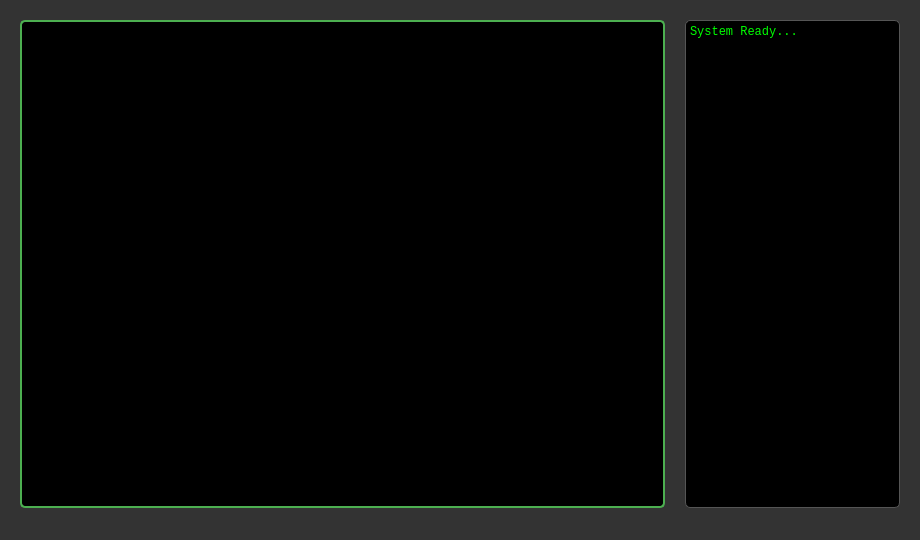
The window that ui/mainwindow.ui (threadnull/detect_person_backend) describes before a commit, drawn with Qt 5.
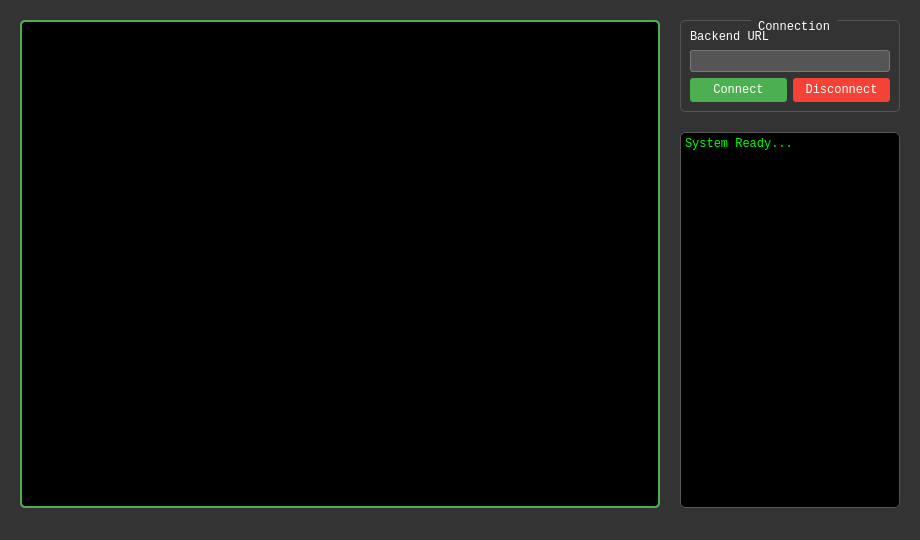
The same window after the commit.

```diff
--- a/ui/mainwindow.ui
+++ b/ui/mainwindow.ui
@@ -69,6 +69,106 @@
      </widget>
     </item>
     <item>
+     <layout class="QVBoxLayout" name="verticalLayout">
+      <item>
+       <widget class="QGroupBox" name="controlGroup">
+        <property name="styleSheet">
+         <string notr="true">
+          QGroupBox {
+              border: 1px solid #555;
+              border-radius: 5px;
+              margin-top: 1ex;
+              font-family: Consolas, Monospace;
+              color: white;
+          }
+          QGroupBox::title {
+              subcontrol-origin: margin;
+              subcontrol-position: top center;
+              padding: 0 3px;
+          }
+         </string>
+        </property>
+        <property name="title">
+         <string>Connection</string>
+        </property>
+        <layout class="QVBoxLayout" name="verticalLayout_2">
+         <item>
+          <widget class="QLabel" name="label">
+           <property name="styleSheet">
+            <string notr="true">
+             color: white;
+             font-family: Consolas, Monospace;
+            </string>
+           </property>
+           <property name="text">
+            <string>Backend URL</string>
+           </property>
+          </widget>
+         </item>
+         <item>
+          <widget class="QLineEdit" name="backend_url_input">
+           <property name="styleSheet">
+            <string notr="true">
+             background-color: #555;
+             color: white;
+             border: 1px solid #777;
+             border-radius: 3px;
+             padding: 2px;
+             font-family: Consolas, Monospace;
+            </string>
+           </property>
+          </widget>
+         </item>
+         <item>
+          <layout class="QHBoxLayout" name="horizontalLayout">
+           <item>
+            <widget class="QPushButton" name="connect_button">
+             <property name="styleSheet">
+              <string notr="true">
+               QPushButton {
+                   background-color: #4CAF50;
+                   color: white;
+                   border-radius: 3px;
+                   padding: 5px;
+                   font-family: Consolas, Monospace;
+               }
+               QPushButton:hover {
+                   background-color: #45a049;
+               }
+              </string>
+             </property>
+             <property name="text">
+              <string>Connect</string>
+             </property>
+            </widget>
+           </item>
+           <item>
+            <widget class="QPushButton" name="disconnect_button">
+             <property name="styleSheet">
+              <string notr="true">
+               QPushButton {
+                   background-color: #f44336;
+                   color: white;
+                   border-radius: 3px;
+                   padding: 5px;
+                   font-family: Consolas, Monospace;
+               }
+               QPushButton:hover {
+                   background-color: #da190b;
+               }
+              </string>
+             </property>
+             <property name="text">
+              <string>Disconnect</string>
+             </property>
+            </widget>
+           </item>
+          </layout>
+         </item>
+        </layout>
+       </widget>
+      </item>
+      <item>
      <widget class="QPlainTextEdit" name="log_output">
       <property name="sizePolicy">
        <sizepolicy hsizetype="Expanding" vsizetype="Expanding">
@@ -79,7 +179,7 @@
       <property name="minimumSize">
        <size>
         <width>200</width>
-        <height>480</height>
+          <height>0</height>
        </size>
       </property>
       <property name="styleSheet">
@@ -99,6 +199,8 @@
        <string>System Ready...</string>
       </property>
      </widget>
+      </item>
+     </layout>
     </item>
    </layout>
   </widget>
```
Left out of the diff: 12 changed lines with no effect on the pictures. Lines whose indentation alone changed are shown as unchanged.
